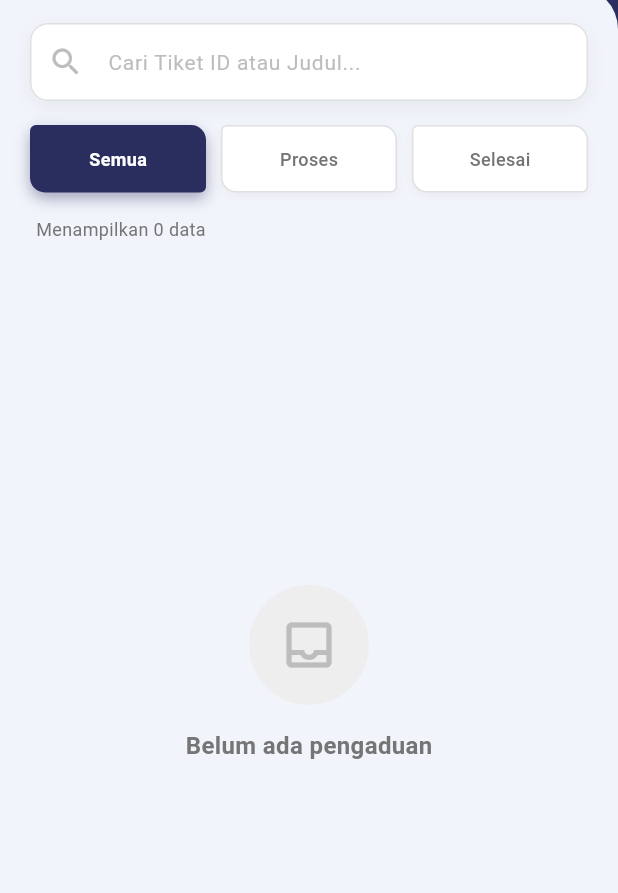
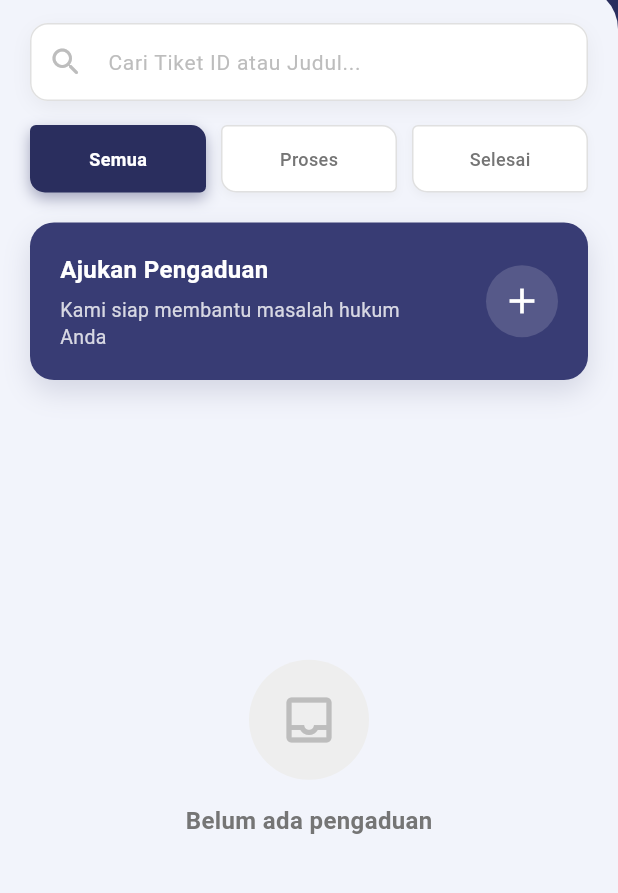
Before and after one commit to ican-bangcat/posbankum_mobile, a Flutter app: the RiwayatPengaduanView screen opened by its route, on a phone screen of 412 x 824 dp, the part 142-1035 px from its top. Run offline on Flutter 3.47's test engine with Material 3 defaults, Android fonts, the phone set to English and light mode, and no system bars; our stand-ins replace file_picker, flutter_dotenv, flutter_svg, get, get_storage, google_sign_in and 6 more; accounts and stored records are empty; Roboto replaces fonts that are missing (Poppins).

Commit message:
update terbaru

```diff
--- a/lib/modules/pengaduan/controllers/riwayat_pengaduan_controller.dart
+++ b/lib/modules/pengaduan/controllers/riwayat_pengaduan_controller.dart
@@ -6,12 +6,14 @@ enum StatusPengaduan { semua, dalamProses, selesai }
 
 class PengaduanItem {
   final String judul;
+  final String kategoriMasalah;
   final String tanggal;
   final String idTiket;
   final String status;
 
   PengaduanItem({
     required this.judul,
+    required this.kategoriMasalah,
     required this.tanggal,
     required this.idTiket,
     required this.status,
@@ -25,7 +27,8 @@ class PengaduanItem {
     }
 
     return PengaduanItem(
-      judul: json['kategori_masalah'] ?? 'Tanpa Judul',
+      judul: json['judul_laporan'] ?? json['kategori_masalah'] ?? 'Tanpa Judul',
+      kategoriMasalah: json['kategori_masalah'] ?? 'Lain-lain',
       tanggal: formattedDate,
       idTiket: json['id'] ?? '-',
       status: json['status'] ?? 'Pending',
--- a/lib/modules/pengaduan/views/riwayat_pengaduan_view.dart
+++ b/lib/modules/pengaduan/views/riwayat_pengaduan_view.dart
@@ -130,21 +130,12 @@ class RiwayatPengaduanView extends GetView<RiwayatPengaduanController> {
                     child: _buildTabFilter(),
                   ),
 
+                  const SizedBox(height: 20),
+
+                  // AJUKAN PENGADUAN CARD
+                  _buildAjukanPengaduanCard(),
+
                   const SizedBox(height: 16),
-
-                  // Label Jumlah Data (KODE ASLI)
-                  Obx(() => Padding(
-                    padding: const EdgeInsets.symmetric(horizontal: 24),
-                    child: Align(
-                      alignment: Alignment.centerLeft,
-                      child: Text(
-                        'Menampilkan ${controller.filteredItems.length} data',
-                        style: TextStyle(fontSize: 12, color: Colors.grey[600]),
-                      ),
-                    ),
-                  )),
-
-                  const SizedBox(height: 8),
 
                   // List Data
                   Expanded(
@@ -290,6 +281,66 @@ class RiwayatPengaduanView extends GetView<RiwayatPengaduanController> {
     });
   }
 
+  Widget _buildAjukanPengaduanCard() {
+    return GestureDetector(
+      onTap: () => Get.toNamed('/form-pengaduan'),
+      child: Container(
+        margin: const EdgeInsets.symmetric(horizontal: 20),
+        padding: const EdgeInsets.all(20),
+        decoration: BoxDecoration(
+          color: const Color(0xFF383C74),
+          borderRadius: BorderRadius.circular(16),
+          boxShadow: [
+            BoxShadow(
+              color: const Color(0xFF2A2E5E).withOpacity(0.15),
+              blurRadius: 15,
+              offset: const Offset(0, 8),
+            ),
+          ],
+        ),
+        child: Row(
+          mainAxisAlignment: MainAxisAlignment.spaceBetween,
+          children: [
+            Expanded(
+              child: Column(
+                crossAxisAlignment: CrossAxisAlignment.start,
+                children: [
+                  const Text(
+                    'Ajukan Pengaduan',
+                    style: TextStyle(
+                      color: Colors.white,
+                      fontSize: 16,
+                      fontWeight: FontWeight.bold,
+                    ),
+                  ),
+                  const SizedBox(height: 6),
+                  Text(
+                    'Kami siap membantu masalah hukum\nAnda',
+                    style: TextStyle(
+                      color: Colors.white.withOpacity(0.8),
+                      fontSize: 13,
+                      height: 1.4,
+                    ),
+                  ),
+                ],
+              ),
+            ),
+            const SizedBox(width: 16),
+            Container(
+              width: 48,
+              height: 48,
+              decoration: BoxDecoration(
+                color: Colors.white.withOpacity(0.15),
+                shape: BoxShape.circle,
+              ),
+              child: const Icon(Icons.add, color: Colors.white, size: 28),
+            ),
+          ],
+        ),
+      ),
+    );
+  }
+
   // ========================================================================
   // DESAIN KARTU BARU YANG LEBIH MENARIK (PREMIUM FEEL)
   // ========================================================================
@@ -386,8 +437,7 @@ class RiwayatPengaduanView extends GetView<RiwayatPengaduanController> {
                   children: [
                     _buildIconText(Icons.calendar_month_rounded, item.tanggal),
                     const SizedBox(width: 16),
-                    // Kategori sementara statis. Nanti bisa diganti: item.kategori ?? 'Hukum Perdata'
-                    _buildIconText(Icons.folder_open_rounded, 'Hukum Perdata'),
+                    _buildIconText(Icons.folder_open_rounded, item.kategoriMasalah),
                   ],
                 ),
 
```
Also changed, not shown: lib/modules/profile/views/profile_view.dart (+29 -29 lines).
